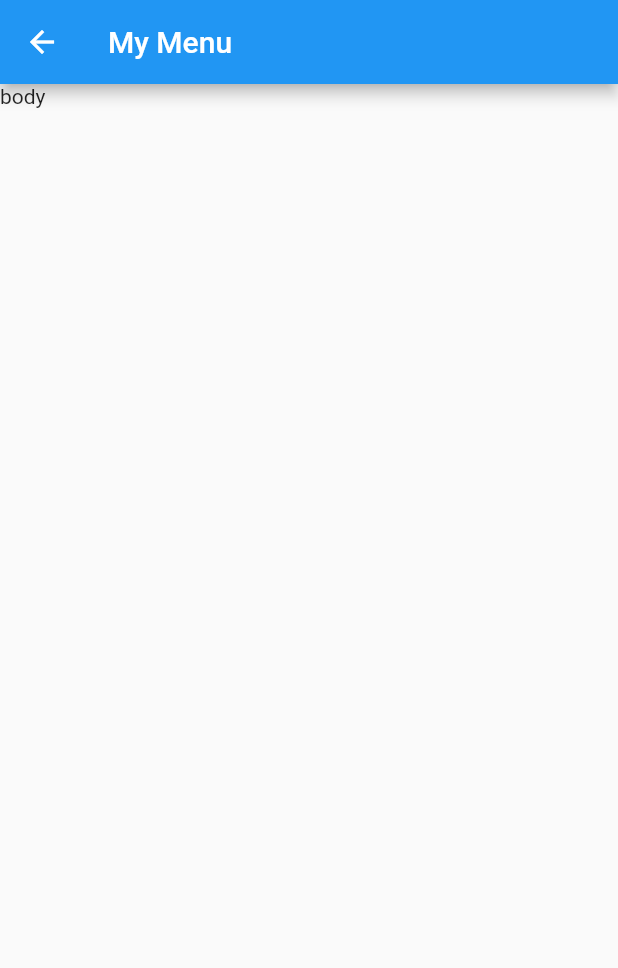
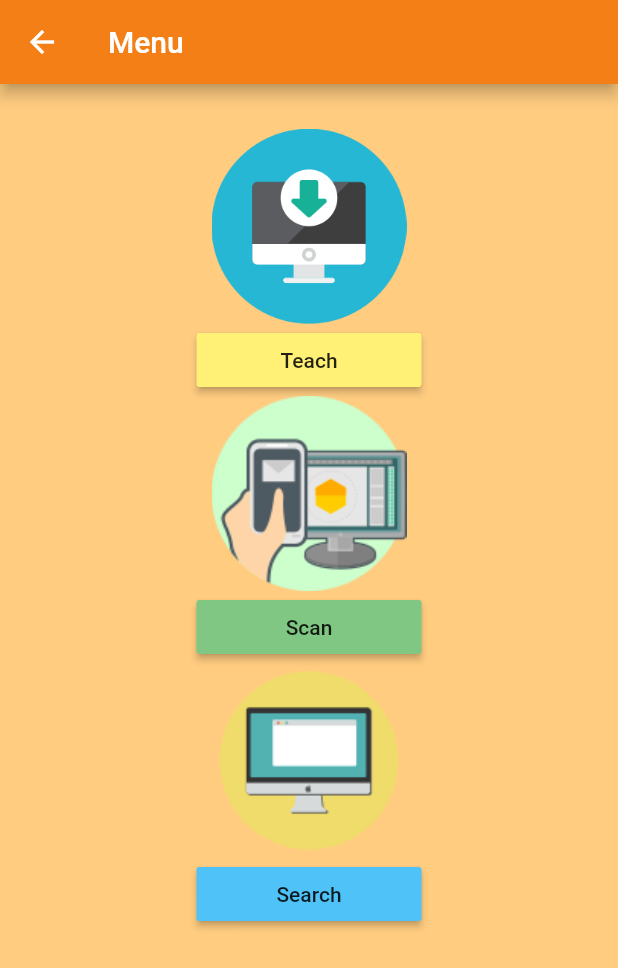
Before and after one commit to Puntari/DoctorCom, a Flutter app: the Homemenu screen opened directly, on a phone screen of 412 x 824 dp. Shown: the top 968 px of the screen. Run offline on Flutter 3.47's test engine with Material 2 defaults, Android fonts, the phone set to English and light mode, and no system bars; our stand-ins replace cloud_firestore; accounts and stored records are empty.

Commit message:
make firebase

```diff
--- a/lib/screens/homemenu.dart
+++ b/lib/screens/homemenu.dart
@@ -1,3 +1,4 @@
+import 'package:flutter/material.dart';
 import 'package:flutter/material.dart';
 
 class Homemenu extends StatefulWidget {
@@ -6,15 +7,145 @@ class Homemenu extends StatefulWidget {
 }
 
 class _HomemenuState extends State<Homemenu> {
+  //Explicit
+  final formKey = GlobalKey<FormState>();
 
   //Method
+  Widget mySizeBox() {
+    return SizedBox(
+      width: 8.0,
+    );
+  }
+
+  Widget teachButton() {
+
+    return RaisedButton(
+        color: Colors.yellow[300],
+        child: Text('Teach'),
+      onPressed: () {
+        print('You Click Teach');
+      },
+    );
+  }
+
+  Widget scanButton() {
+    return RaisedButton(
+      color: Colors.green[300],
+      child: Text('Scan'),
+      onPressed: () {
+        print('You Click Teach');
+      },
+    );
+  }
+
+  Widget searchButton() {
+    return RaisedButton(
+      color: Colors.lightBlue[300],
+      child: Text('Search'),
+      onPressed: () {
+        print('You Click Teach');
+      },
+    );
+  }
+
+  Widget myButton() {
+    return Container(
+      width: 150.0,
+      child: Row(
+        children: <Widget>[
+          Expanded(
+            child: teachButton(),
+          ),
+        ],
+      ),
+    );
+  }
+
+  Widget myButtoni() {
+    return Container(
+      width: 150.0,
+      child: Row(
+        children: <Widget>[
+          Expanded(
+            child: scanButton(),
+          ),
+        ],
+      ),
+    );
+  }
+
+  Widget myButtonii() {
+    return Container(
+      width: 150.0,
+      child: Row(
+        children: <Widget>[
+          Expanded(
+            child: searchButton(),
+          ),
+        ],
+      ),
+    );
+  }
+
+  Widget showImage() {
+    return Container(
+        width: 450.0,
+        height: 130.0,
+        child: Image.asset(
+          'images/download.png',
+          fit: BoxFit.contain,
+        ));
+  }
+
+  Widget showImageii() {
+    return Container(
+        width: 450.0,
+        height: 130.0,
+        child: Image.asset(
+          'images/search.png',
+          fit: BoxFit.contain,
+        ));
+  }
+
+  Widget showImagei() {
+    return Container(
+        width: 450.0,
+        height: 130.0,
+        child: Image.asset(
+          'images/scan.png',
+          fit: BoxFit.contain,
+        ));
+  }
+
   @override
   Widget build(BuildContext context) {
     return Scaffold(
-      appBar: AppBar(
-        title: Text('My Menu'),
-      ),
-      body:Text('body'),
-    );
+        appBar: AppBar(
+          title: Text('Menu'),
+          backgroundColor: Colors.yellow[900],
+        ),
+        body: Form(
+          key: formKey,
+          child: Container(
+            decoration: BoxDecoration(
+              color: Colors.orange[200],
+            ),
+            alignment: Alignment.topCenter,
+            padding: EdgeInsets.only(top: 30.0),
+            child: Container(
+              child: Column(
+                mainAxisAlignment: MainAxisAlignment.start,
+                children: <Widget>[
+                  showImage(),
+                  myButton(),
+                  showImagei(),
+                  myButtoni(),
+                  showImageii(),
+                  myButtonii(),
+                ],
+              ),
+            ),
+          ),
+        ));
   }
 }
```
Also changed, not shown: lib/menu/product_menu.dart (added, +8 -0 lines), lib/screens/authen.dart (+5 -4 lines), lib/screens/download.dart (added, +18 -0 lines), lib/screens/showmenu.dart (added, +109 -0 lines), pubspec.yaml (+7 -0 lines), images/download.png (added), images/scan.png (added), images/search.png (added), pubspec.lock, 4 other files.
